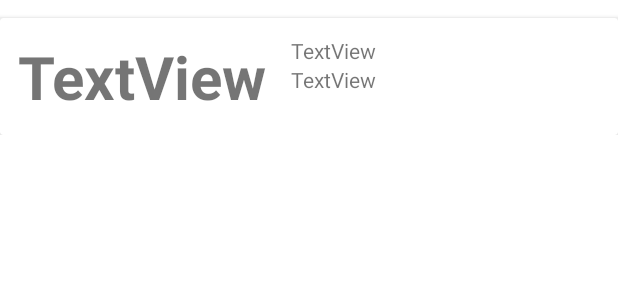
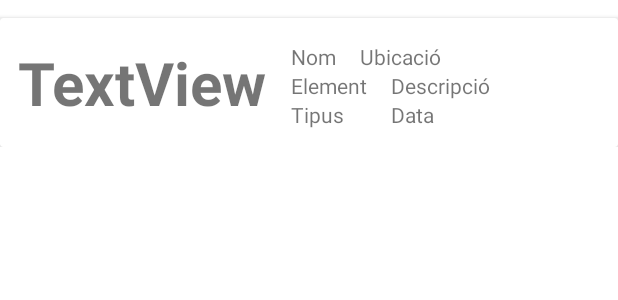
Before and after one commit to MiquelAngelMontero/Tasca1.2.2, an Android app: the layout fila_llista.xml on its own in the app's theme, with its tools: preview values and no code run, on a phone screen of 412 x 824 dp. Shown: the top 300 px of the screen. Run offline under Robolectric (Android 15) with nearby library versions, the phone set to English and light mode, and no system bars.

Commit message:
mostra tots els valors

```diff
--- a/app/src/main/res/layout/fila_llista.xml
+++ b/app/src/main/res/layout/fila_llista.xml
@@ -18,6 +18,40 @@
             android:padding="12dp">
 
             <TextView
+                android:id="@+id/texte_data_incidencia"
+                android:layout_width="wrap_content"
+                android:layout_height="wrap_content"
+                android:text="Data"
+                app:layout_constraintStart_toStartOf="@+id/texte_descripcio_incidencia"
+                app:layout_constraintTop_toBottomOf="@+id/texte_descripcio_incidencia" />
+
+            <TextView
+                android:id="@+id/texte_tipus_incidencia"
+                android:layout_width="wrap_content"
+                android:layout_height="wrap_content"
+                android:text="Tipus"
+                app:layout_constraintStart_toStartOf="@+id/texte_element_incidencia"
+                app:layout_constraintTop_toBottomOf="@+id/texte_element_incidencia" />
+
+            <TextView
+                android:id="@+id/texte_descripcio_incidencia"
+                android:layout_width="wrap_content"
+                android:layout_height="wrap_content"
+                android:layout_marginStart="16dp"
+                android:text="Descripció"
+                app:layout_constraintStart_toEndOf="@+id/texte_element_incidencia"
+                app:layout_constraintTop_toBottomOf="@+id/texte_nom_incidencia" />
+
+            <TextView
+                android:id="@+id/texte_ubicacio_incidencia"
+                android:layout_width="wrap_content"
+                android:layout_height="wrap_content"
+                android:layout_marginStart="16dp"
+                android:text="Ubicació"
+                app:layout_constraintStart_toEndOf="@+id/texte_nom_incidencia"
+                app:layout_constraintTop_toTopOf="@+id/texte_nom_incidencia" />
+
+            <TextView
                 android:id="@+id/texte_id_inciencia"
                 android:layout_width="wrap_content"
                 android:layout_height="wrap_content"
@@ -33,7 +67,7 @@
                 android:layout_width="wrap_content"
                 android:layout_height="wrap_content"
                 android:layout_marginStart="16dp"
-                android:text="TextView"
+                android:text="Nom"
                 app:layout_constraintStart_toEndOf="@+id/texte_id_inciencia"
                 app:layout_constraintTop_toTopOf="@+id/texte_id_inciencia" />
 
@@ -41,7 +75,7 @@
                 android:id="@+id/texte_element_incidencia"
                 android:layout_width="wrap_content"
                 android:layout_height="wrap_content"
-                android:text="TextView"
+                android:text="Element"
                 app:layout_constraintStart_toStartOf="@+id/texte_nom_incidencia"
                 app:layout_constraintTop_toBottomOf="@+id/texte_nom_incidencia" />
         </androidx.constraintlayout.widget.ConstraintLayout>
```
Also changed, not shown: app/src/main/java/com/example/tasca122/Llista.java (+11 -18 lines).
